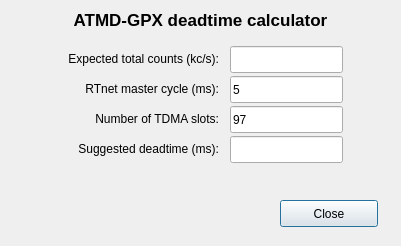
The window that atmd-gui/ui/dtcalculator.ui (wyrdmeister/atmd-server) describes before a commit, drawn with Qt 5.
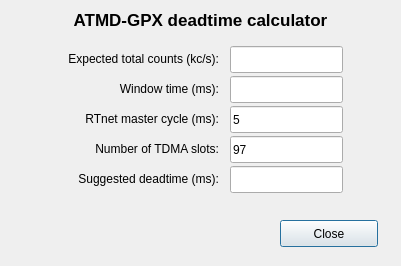
The same window after the commit.

Commit message: Fixed DT calculator

Diff of the .ui file:
```diff
--- a/atmd-gui/ui/dtcalculator.ui
+++ b/atmd-gui/ui/dtcalculator.ui
@@ -7,19 +7,19 @@
     <x>0</x>
     <y>0</y>
     <width>401</width>
-    <height>246</height>
+    <height>266</height>
    </rect>
   </property>
   <property name="minimumSize">
    <size>
     <width>401</width>
-    <height>246</height>
+    <height>266</height>
    </size>
   </property>
   <property name="maximumSize">
    <size>
     <width>401</width>
-    <height>246</height>
+    <height>266</height>
    </size>
   </property>
   <property name="windowTitle">
@@ -55,7 +55,7 @@
    <property name="geometry">
     <rect>
      <x>230</x>
-     <y>76</y>
+     <y>106</y>
      <width>113</width>
      <height>27</height>
     </rect>
@@ -68,7 +68,7 @@
    <property name="geometry">
     <rect>
      <x>230</x>
-     <y>106</y>
+     <y>136</y>
      <width>113</width>
      <height>27</height>
     </rect>
@@ -81,7 +81,7 @@
    <property name="geometry">
     <rect>
      <x>230</x>
-     <y>136</y>
+     <y>166</y>
      <width>113</width>
      <height>27</height>
     </rect>
@@ -94,7 +94,7 @@
    <property name="geometry">
     <rect>
      <x>19</x>
-     <y>80</y>
+     <y>110</y>
      <width>200</width>
      <height>17</height>
     </rect>
@@ -110,7 +110,7 @@
    <property name="geometry">
     <rect>
      <x>19</x>
-     <y>110</y>
+     <y>140</y>
      <width>200</width>
      <height>17</height>
     </rect>
@@ -126,7 +126,7 @@
    <property name="geometry">
     <rect>
      <x>19</x>
-     <y>140</y>
+     <y>170</y>
      <width>200</width>
      <height>17</height>
     </rect>
@@ -165,7 +165,7 @@
    <property name="geometry">
     <rect>
      <x>280</x>
-     <y>200</y>
+     <y>220</y>
      <width>98</width>
      <height>27</height>
     </rect>
@@ -174,6 +174,32 @@
     <string>Close</string>
    </property>
   </widget>
+  <widget class="QLabel" name="label_6">
+   <property name="geometry">
+    <rect>
+     <x>19</x>
+     <y>80</y>
+     <width>200</width>
+     <height>17</height>
+    </rect>
+   </property>
+   <property name="text">
+    <string>Window time (ms):</string>
+   </property>
+   <property name="alignment">
+    <set>Qt::AlignRight|Qt::AlignTrailing|Qt::AlignVCenter</set>
+   </property>
+  </widget>
+  <widget class="QLineEdit" name="win_time">
+   <property name="geometry">
+    <rect>
+     <x>230</x>
+     <y>76</y>
+     <width>113</width>
+     <height>27</height>
+    </rect>
+   </property>
+  </widget>
  </widget>
  <resources/>
  <connections/>
```
The commit also changes 1 other file.
